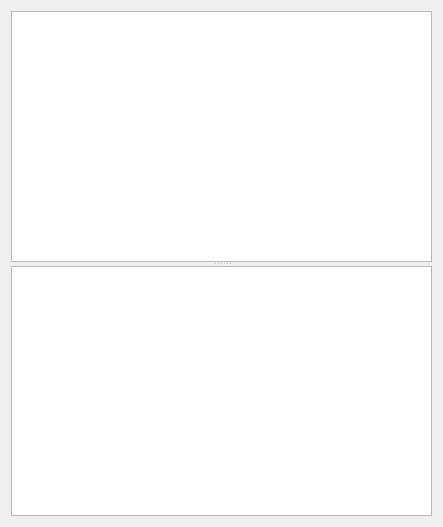
First picture: the form in Flopy/GraphScene/Console/ui/coder.ui, repository FreakTheMighty/VisualProgramming, before the edit.
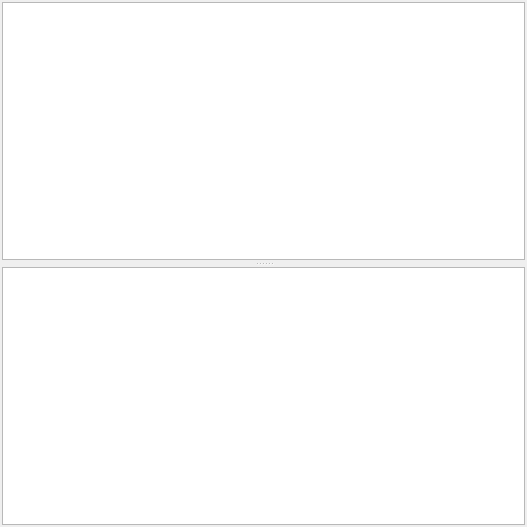
Second picture: the form after the edit. Custom widgets are drawn as their Qt base class.

```diff
--- a/Flopy/GraphScene/Console/ui/coder.ui
+++ b/Flopy/GraphScene/Console/ui/coder.ui
@@ -6,7 +6,7 @@
    <rect>
     <x>0</x>
     <y>0</y>
-    <width>443</width>
+    <width>527</width>
     <height>527</height>
    </rect>
   </property>
@@ -14,11 +14,20 @@
    <string>Form</string>
   </property>
   <layout class="QVBoxLayout" name="verticalLayout">
+   <property name="margin">
+    <number>2</number>
+   </property>
    <item>
     <widget class="QSplitter" name="splitter">
      <property name="orientation">
       <enum>Qt::Vertical</enum>
      </property>
+     <property name="opaqueResize">
+      <bool>true</bool>
+     </property>
+     <property name="handleWidth">
+      <number>7</number>
+     </property>
      <widget class="QTextEdit" name="Output">
       <property name="readOnly">
        <bool>true</bool>
```
